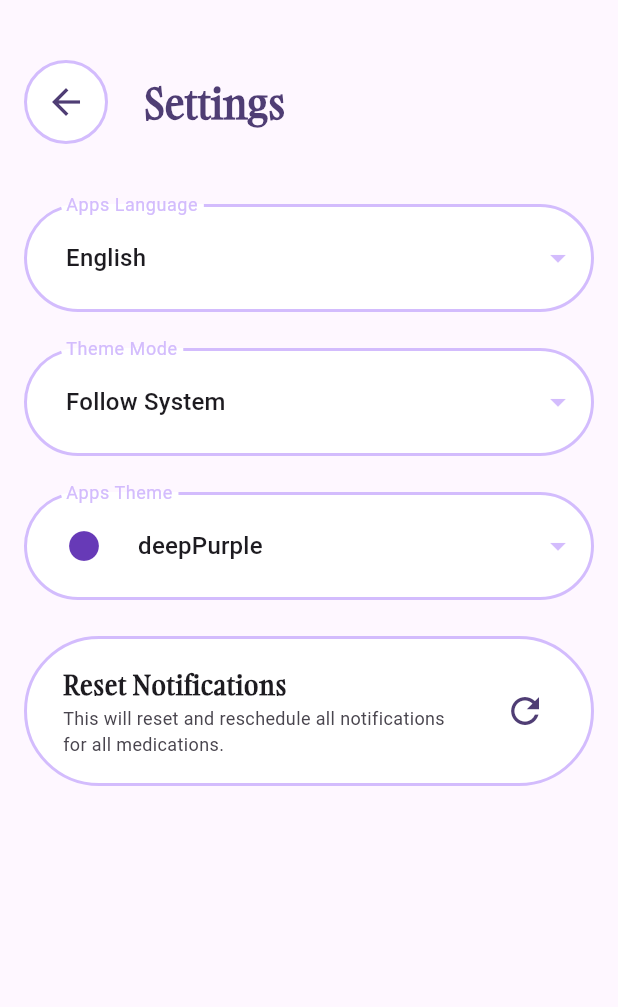
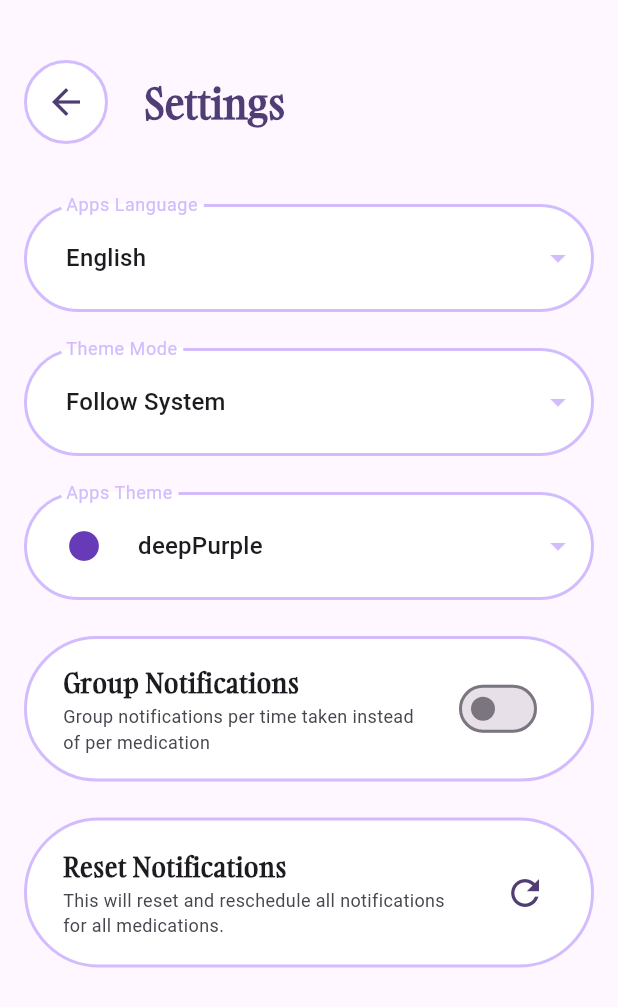
Before and after one commit to MoazSalem/Flutter_Pills_Reminder, a Flutter app: the SettingsScreen screen opened directly, on a phone screen of 412 x 824 dp. Shown: the top 1007 px of the screen. Run offline on Flutter 3.47's test engine with Material 3 defaults, Android fonts, the phone set to English and light mode, and no system bars; our stand-ins replace flutter_local_notifications, flutter_timezone, get, hive_ce_flutter, permission_handler, timezone; accounts and stored records are empty.

Commit message:
New option to group notifications in settings

```diff
--- a/lib/core/styles/strings.dart
+++ b/lib/core/styles/strings.dart
@@ -47,6 +47,9 @@ class AppTranslations extends Translations {
       'light': 'Light',
       'dark': 'Dark',
       'appsTheme': 'Apps Theme',
+      'groupNotifications': 'Group Notifications',
+      'groupNotificationsDescription':
+          'Group notifications per time taken instead of per medication',
       'permissionDenied': 'Permission Denied',
       'notificationsWillNotWork':
           'Notifications will not work until permission is granted.',
@@ -125,6 +128,9 @@ class AppTranslations extends Translations {
       'light': 'فاتح',
       'dark': 'داكن',
       'appsTheme': 'مظهر التطبيق',
+      'groupNotifications': 'تجميع الإشعارات',
+      'groupNotificationsDescription':
+          'تجميع الإشعارات بالوقت بدلاً من اشعار لكل دواء',
       'permissionDenied': 'تم رفض الإذن',
       'notificationsWillNotWork': 'لن تعمل الإشعارات حتى يتم منح الإذن.',
       'openSettings': 'فتح الإعدادات',
--- a/lib/features/settings/presentation/controllers/settings_controller.dart
+++ b/lib/features/settings/presentation/controllers/settings_controller.dart
@@ -10,6 +10,7 @@ class SettingsController extends GetxController {
   final Rx<ThemeMode> themeMode = ThemeMode.system.obs;
   final Rx<ThemeData> lightTheme = ThemeData().obs;
   final Rx<ThemeData> darkTheme = ThemeData().obs;
+  final Rx<bool> groupedNotifications = false.obs;
   final Rx<Locale> locale = Locale('en').obs;
 
   @override
@@ -20,6 +21,7 @@ class SettingsController extends GetxController {
     themeMode.value = getThemeMode(box.get('themeMode') ?? 0);
     lightTheme.value = AppThemes.lightThemes[themeIndex];
     darkTheme.value = AppThemes.darkThemes[themeIndex];
+    groupedNotifications.value = box.get('groupedNotifications') ?? false;
     update();
   }
 
@@ -62,4 +64,10 @@ class SettingsController extends GetxController {
     darkTheme.value = AppThemes.darkThemes[themeIndex];
     update();
   }
+
+  void changeNotificationMode(bool value) {
+    groupedNotifications.value = value;
+    box.put('groupedNotifications', groupedNotifications.value);
+    update();
+  }
 }
--- a/lib/features/settings/presentation/screens/settings.dart
+++ b/lib/features/settings/presentation/screens/settings.dart
@@ -3,9 +3,10 @@ import 'package:get/get.dart';
 import 'package:pills_reminder/core/styles/sizes.dart';
 import 'package:pills_reminder/core/widgets/custom_drop_down.dart';
 import 'package:pills_reminder/core/widgets/reset_notifications.dart';
+import 'package:pills_reminder/features/settings/presentation/controllers/settings_controller.dart';
 import 'package:pills_reminder/features/settings/presentation/widgets/custom_app_bar.dart';
 import 'package:pills_reminder/features/settings/presentation/widgets/custom_theme_dropdown.dart';
-import 'package:pills_reminder/features/settings/presentation/controllers/settings_controller.dart';
+import 'package:pills_reminder/features/settings/presentation/widgets/group_notifications.dart';
 
 class SettingsScreen extends StatelessWidget {
   const SettingsScreen({super.key});
@@ -42,6 +43,7 @@ class SettingsScreen extends StatelessWidget {
               },
             ),
             CustomThemeDropdown(themeController: themeController),
+            GroupNotifications(themeController: themeController),
             ResetNotifications(),
           ],
         ),
--- /dev/null
+++ b/lib/features/settings/presentation/widgets/group_notifications.dart
@@ -0,0 +1,50 @@
+import 'package:flutter/material.dart';
+import 'package:get/get.dart';
+import 'package:pills_reminder/core/styles/sizes.dart';
+import 'package:pills_reminder/core/styles/styles.dart';
+import 'package:pills_reminder/features/settings/presentation/controllers/settings_controller.dart';
+
+class GroupNotifications extends StatelessWidget {
+  const GroupNotifications({super.key, required this.themeController});
+
+  final SettingsController themeController;
+
+  @override
+  Widget build(BuildContext context) {
+    final theme = Theme.of(context).colorScheme;
+    return Container(
+      decoration: BoxDecoration(
+        color: theme.surfaceContainerLowest,
+        borderRadius: BorderRadius.circular(AppSizes.roundedRadius),
+        border: Border.all(
+          color: theme.primaryFixedDim,
+          width: AppSizes.borderWidth,
+        ),
+      ),
+      child: Obx(
+        () => Padding(
+          padding: const EdgeInsets.all(AppSizes.smallPadding),
+          child: SwitchListTile(
+            shape: RoundedRectangleBorder(
+              borderRadius: BorderRadius.circular(AppSizes.roundedRadius),
+            ),
+            value: themeController.groupedNotifications.value,
+            onChanged: (value) => themeController.changeNotificationMode(value),
+            title: Text(
+              'groupNotifications'.tr,
+              style: AppStyles.title.copyWith(
+                fontSize: AppSizes.normalTextSize,
+              ),
+            ),
+            subtitle: Text(
+              'groupNotificationsDescription'.tr,
+              style: AppStyles.subTitle.copyWith(
+                fontSize: AppSizes.tinyTextSize,
+              ),
+            ),
+          ),
+        ),
+      ),
+    );
+  }
+}
```
